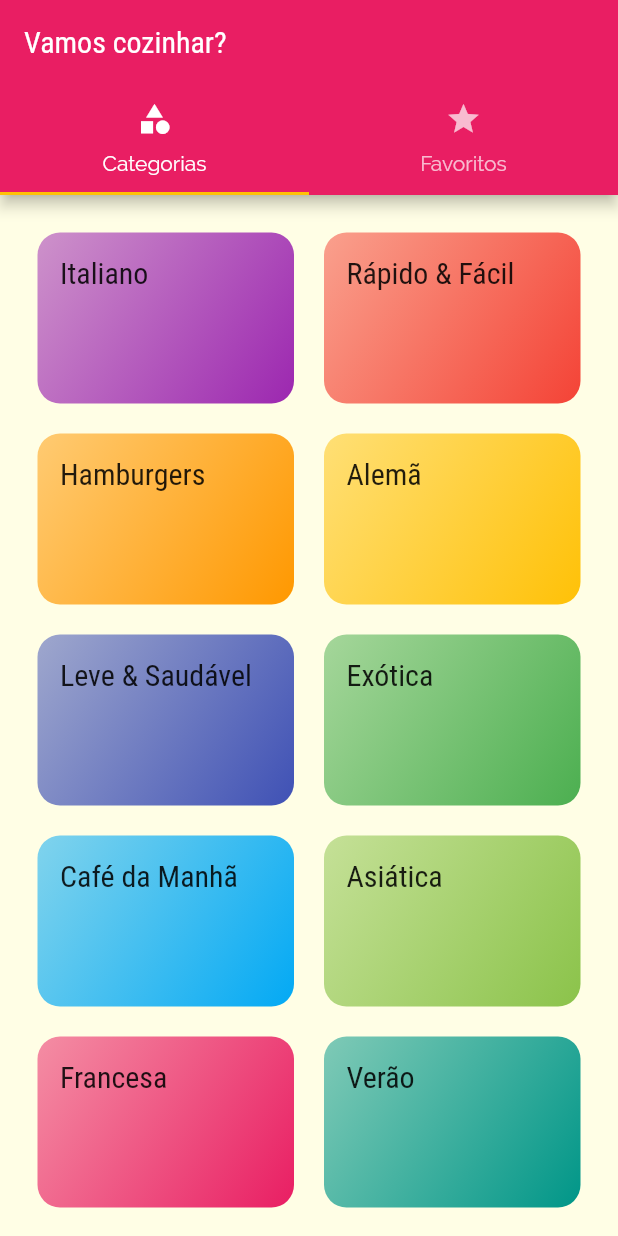
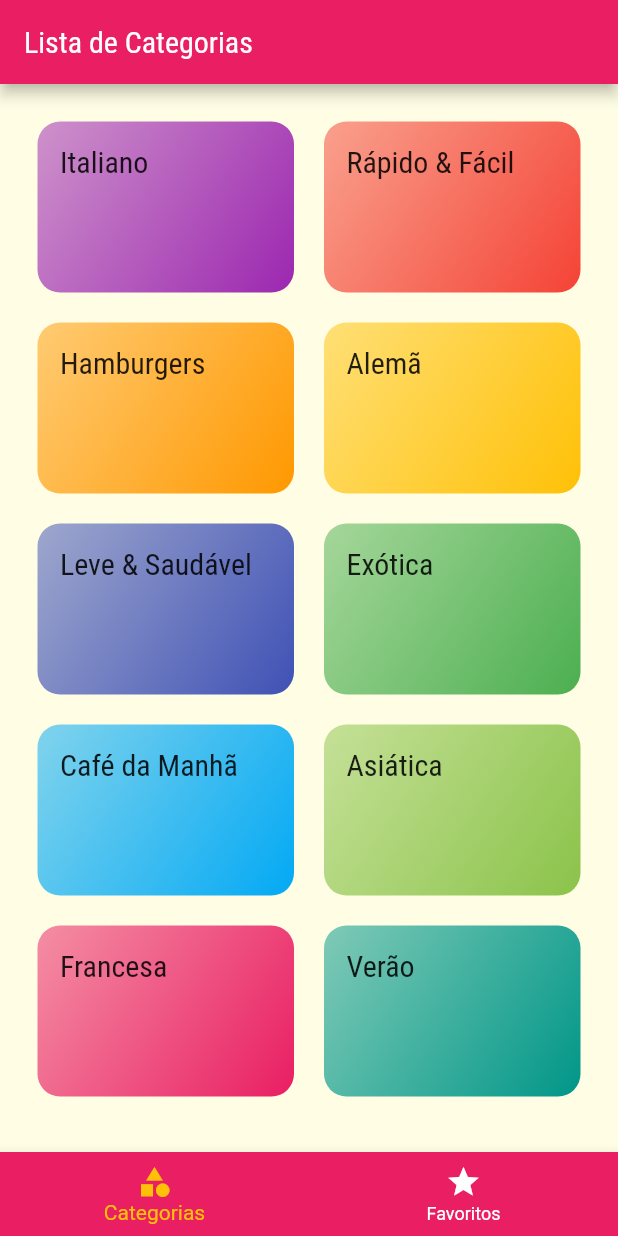
Before and after one commit to adrianosousagomes/meals, a Flutter app: the screen it shows after launch, on a phone screen of 412 x 824 dp. Run offline on Flutter 3.47's test engine with Material 2 defaults, Android fonts, the phone set to English and light mode, and no system bars.

```diff
--- a/lib/screens/tabs_screen.dart
+++ b/lib/screens/tabs_screen.dart
@@ -2,35 +2,55 @@ import 'package:flutter/material.dart';
 import 'package:meals/screens/categories_screen.dart';
 import 'package:meals/screens/favorite_screen.dart';
 
-class TabsScreen extends StatelessWidget {
+class TabsScreen extends StatefulWidget {
   const TabsScreen({Key? key}) : super(key: key);
 
   @override
+  State<TabsScreen> createState() => _TabsScreenState();
+}
+
+class _TabsScreenState extends State<TabsScreen> {
+  int _selectedScreenIndex = 0;
+
+  final List<String> _titles = [
+    'Lista de Categorias',
+    'Meus Favoritos',
+  ];
+
+  final List<Widget> screens = [
+    CategoriesScreen(),
+    FavoriteScreen(),
+  ];
+
+  _selectScreen(int index) {
+    setState(() {
+      _selectedScreenIndex = index;
+    });
+  }
+
+  @override
   Widget build(BuildContext context) {
-    return DefaultTabController(
-      length: 2,
-      child: Scaffold(
-        appBar: AppBar(
-          title: Text('Vamos cozinhar?'),
-          bottom: TabBar(
-            tabs: [
-              Tab(
-                icon: Icon(Icons.category),
-                text: 'Categorias',
-              ),
-              Tab(
-                icon: Icon(Icons.star),
-                text: 'Favoritos',
-              )
-            ],
+    return Scaffold(
+      appBar: AppBar(
+        title: Text(_titles[_selectedScreenIndex]),
+      ),
+      body: screens[_selectedScreenIndex],
+      bottomNavigationBar: BottomNavigationBar(
+        onTap: _selectScreen,
+        backgroundColor: Theme.of(context).primaryColor,
+        unselectedItemColor: Colors.white,
+        selectedItemColor: Theme.of(context).accentColor,
+        currentIndex: _selectedScreenIndex,
+        items: [
+          BottomNavigationBarItem(
+            icon: Icon(Icons.category),
+            label: 'Categorias',
           ),
-        ),
-        body: TabBarView(
-          children: [
-            CategoriesScreen(),
-            FavoriteScreen(),
-          ],
-        ),
+          BottomNavigationBarItem(
+            icon: Icon(Icons.star),
+            label: 'Favoritos',
+          ),
+        ],
       ),
     );
   }
```
